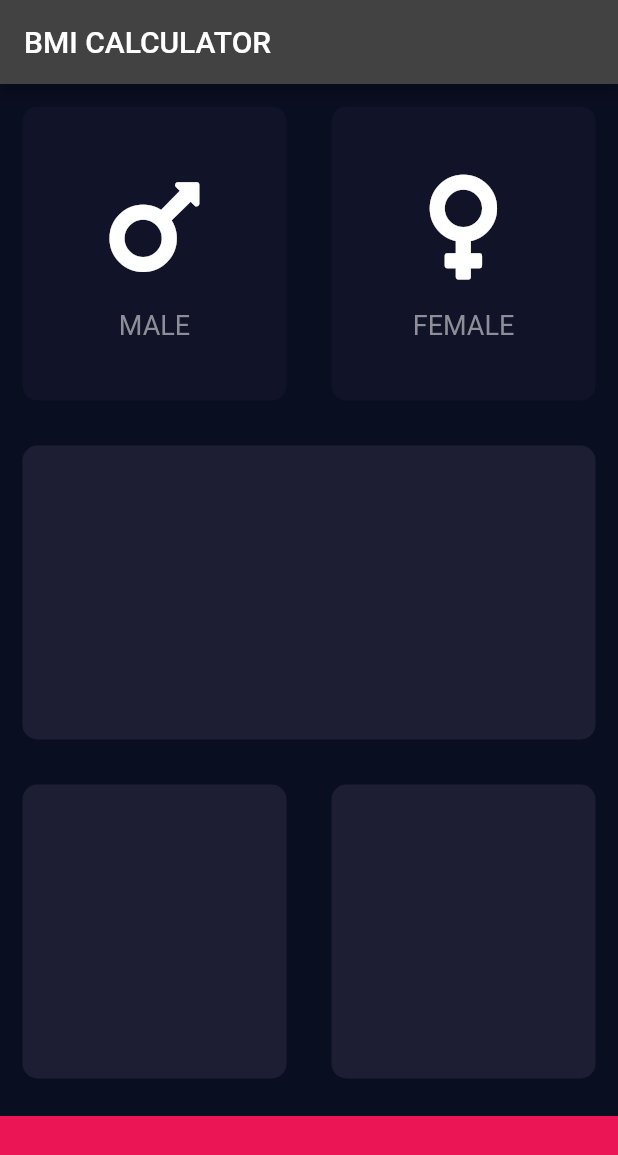
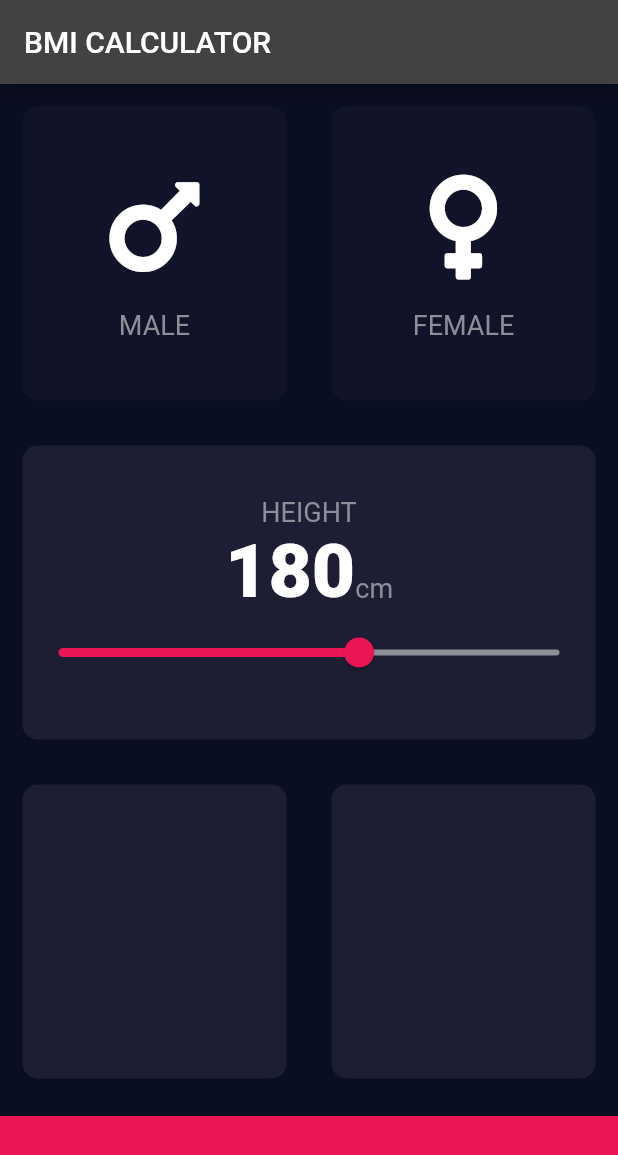
Before and after one commit to hritikhrk/bmi_calculator_flutter, a Flutter app: the screen it shows after launch, on a phone screen of 412 x 824 dp. Shown: the top 1155 px of the screen. Run offline on Flutter 3.47's test engine with Material 2 defaults, Android fonts, the phone set to English and light mode, and no system bars; our stand-ins replace font_awesome_flutter.

Commit message:
add height slider

```diff
--- /dev/null
+++ b/lib/constants.dart
@@ -0,0 +1,16 @@
+import 'package:flutter/material.dart';
+
+const kBottomContainerHeight = 80.0;
+const kActiveCardColour = Color(0xFF1D1E33);
+const kInactiveCardColour = Color(0xFF111328);
+const kBottomContainerColour = Color(0xFFEB1555);
+
+const kLabelTextStyle = TextStyle(
+  color: Color(0xFF8D8E98),
+  fontSize: 18.0,
+);
+
+const kNumberTextStyle = TextStyle(
+  fontSize: 50.0,
+  fontWeight: FontWeight.w900,
+);
--- a/lib/icon_content.dart
+++ b/lib/icon_content.dart
@@ -1,4 +1,5 @@
 import 'package:flutter/material.dart';
+import 'constants.dart';
 
 class IconContent extends StatelessWidget {
   IconContent({this.icon, this.label});
@@ -19,10 +20,7 @@ class IconContent extends StatelessWidget {
         ),
         Text(
           label,
-          style: TextStyle(
-            color: Color(0xFF8D8E98),
-            fontSize: 18.0,
-          ),
+          style: kLabelTextStyle,
         ),
       ],
     );
--- a/lib/input_page.dart
+++ b/lib/input_page.dart
@@ -2,11 +2,7 @@ import 'package:flutter/material.dart';
 import 'package:font_awesome_flutter/font_awesome_flutter.dart';
 import 'icon_content.dart';
 import 'reusable_card.dart';
-
-const bottomContainerHeight = 80.0;
-const activeCardColour = Color(0xFF1D1E33);
-const inactiveCardColour = Color(0xFF111328);
-const bottomContainerColour = Color(0xFFEB1555);
+import 'constants.dart';
 
 enum Gender { male, female }
 
@@ -17,6 +13,7 @@ class InputPage extends StatefulWidget {
 
 class _InputPageState extends State<InputPage> {
   Gender selectedGender;
+  int height = 180;
 
   @override
   Widget build(BuildContext context) {
@@ -25,6 +22,7 @@ class _InputPageState extends State<InputPage> {
         title: Text('BMI CALCULATOR'),
       ),
       body: Column(
+        crossAxisAlignment: CrossAxisAlignment.stretch,
         children: <Widget>[
           Expanded(
             child: Row(
@@ -37,8 +35,8 @@ class _InputPageState extends State<InputPage> {
                       });
                     },
                     colour: selectedGender == Gender.male
-                        ? activeCardColour
-                        : inactiveCardColour,
+                        ? kActiveCardColour
+                        : kInactiveCardColour,
                     cardChild: IconContent(
                       icon: FontAwesomeIcons.mars,
                       label: 'MALE',
@@ -53,8 +51,8 @@ class _InputPageState extends State<InputPage> {
                       });
                     },
                     colour: selectedGender == Gender.female
-                        ? activeCardColour
-                        : inactiveCardColour,
+                        ? kActiveCardColour
+                        : kInactiveCardColour,
                     cardChild: IconContent(
                       icon: FontAwesomeIcons.venus,
                       label: 'FEMALE',
@@ -66,7 +64,43 @@ class _InputPageState extends State<InputPage> {
           ),
           Expanded(
             child: ReusableCard(
-              colour: activeCardColour,
+              colour: kActiveCardColour,
+              cardChild: Column(
+                mainAxisAlignment: MainAxisAlignment.center,
+                children: <Widget>[
+                  Text(
+                    'HEIGHT',
+                    style: kLabelTextStyle,
+                  ),
+                  Row(
+                    mainAxisAlignment: MainAxisAlignment.center,
+                    crossAxisAlignment: CrossAxisAlignment.baseline,
+                    textBaseline: TextBaseline.alphabetic,
+                    children: <Widget>[
+                      Text(
+                        height.toString(),
+                        style: kNumberTextStyle,
+                      ),
+                      Text(
+                        'cm',
+                        style: kLabelTextStyle,
+                      ),
+                    ],
+                  ),
+                  Slider(
+                    value: height.toDouble(),
+                    onChanged: (double newValue) {
+                      setState(() {
+                        height = newValue.round();
+                      });
+                    },
+                    min: 120.0,
+                    max: 220.0,
+                    activeColor: Color(0xFFEB1555),
+                    inactiveColor: Color(0xFF8D8E98),
+                  ),
+                ],
+              ),
             ),
           ),
           Expanded(
@@ -74,20 +108,20 @@ class _InputPageState extends State<InputPage> {
               children: <Widget>[
                 Expanded(
                   child: ReusableCard(
-                    colour: activeCardColour,
+                    colour: kActiveCardColour,
                   ),
                 ),
                 Expanded(
                   child: ReusableCard(
-                    colour: activeCardColour,
+                    colour: kActiveCardColour,
                   ),
                 ),
               ],
             ),
           ),
           Container(
-            color: bottomContainerColour,
-            height: bottomContainerHeight,
+            color: kBottomContainerColour,
+            height: kBottomContainerHeight,
             width: double.infinity,
             margin: EdgeInsets.only(top: 10.0),
           ),
```
